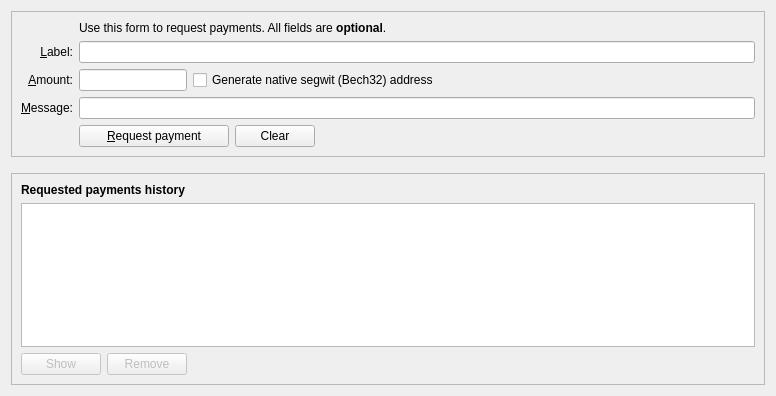
Qt form src/qt/forms/receivecoinsdialog.ui (litecoincash-project/ring) before a commit.
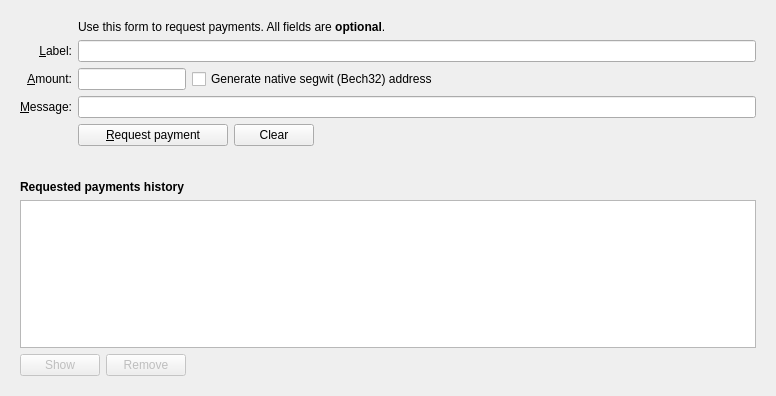
The same form after that commit. Icons and pictures are not drawn. Custom widgets are drawn as their Qt base class.

What changed in the file:
```diff
--- a/src/qt/forms/receivecoinsdialog.ui
+++ b/src/qt/forms/receivecoinsdialog.ui
@@ -20,10 +20,10 @@
       </sizepolicy>
      </property>
      <property name="frameShape">
-      <enum>QFrame::StyledPanel</enum>
+      <enum>QFrame::NoFrame</enum>
      </property>
      <property name="frameShadow">
-      <enum>QFrame::Sunken</enum>
+      <enum>QFrame::Plain</enum>
      </property>
      <layout class="QVBoxLayout" name="verticalLayout_3">
       <item>
@@ -255,10 +255,10 @@
       </sizepolicy>
      </property>
      <property name="frameShape">
-      <enum>QFrame::StyledPanel</enum>
+      <enum>QFrame::NoFrame</enum>
      </property>
      <property name="frameShadow">
-      <enum>QFrame::Raised</enum>
+      <enum>QFrame::Plain</enum>
      </property>
      <layout class="QVBoxLayout" name="verticalLayout_2">
       <item>
```
